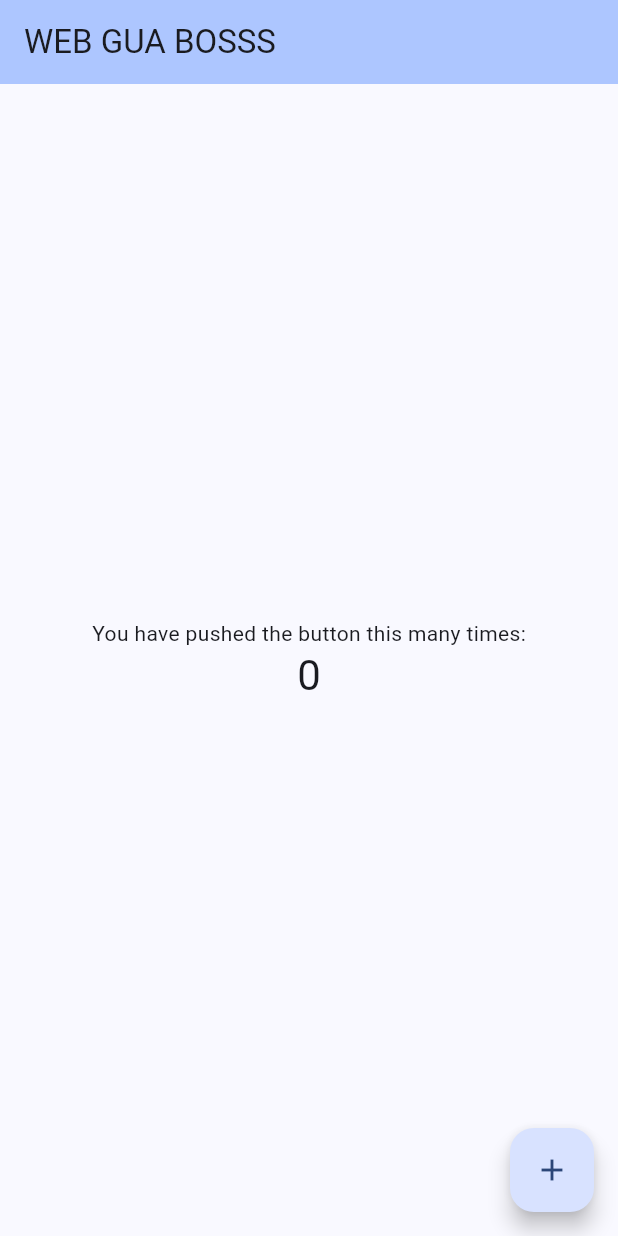
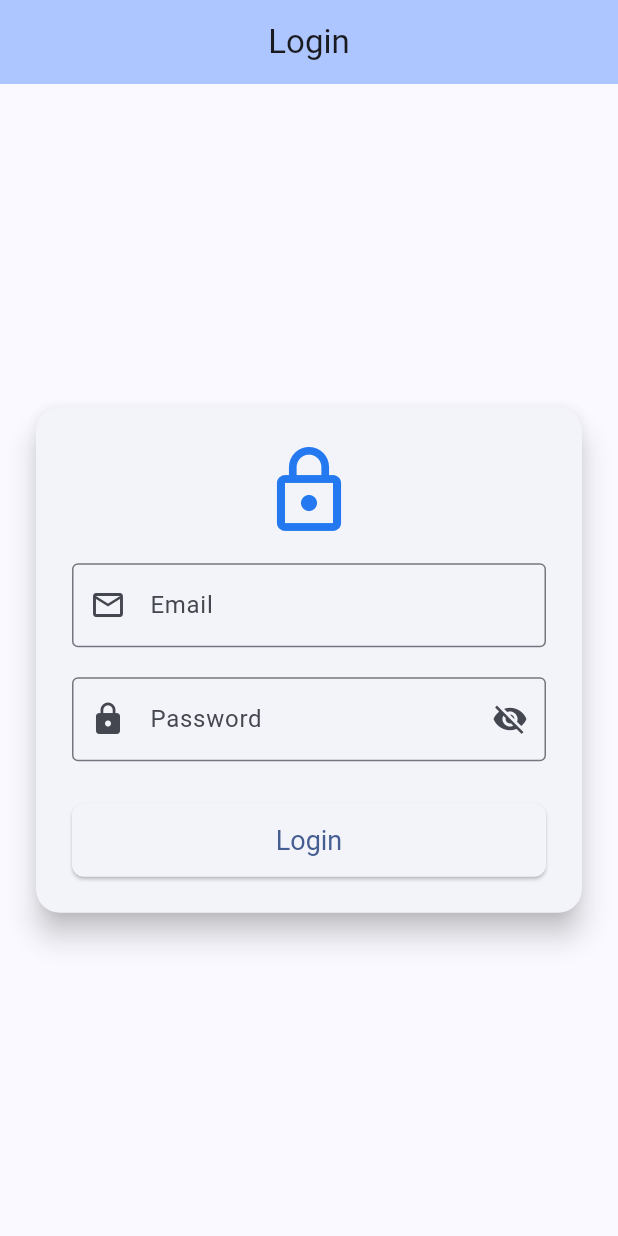
Before and after one commit to rahmatsigma/PAW-MART, a Flutter app: the screen it shows after launch, on a phone screen of 412 x 824 dp. Run offline on Flutter 3.47's test engine with Material 3 defaults, Android fonts, the light colour scheme and no system bars.

Commit message:
edit dikit

```diff
--- a/lib/main.dart
+++ b/lib/main.dart
@@ -7,61 +7,113 @@ void main() {
 class MyApp extends StatelessWidget {
   const MyApp({super.key});
 
-
   @override
   Widget build(BuildContext context) {
     return MaterialApp(
-      title: 'APALAH ',
+      title: 'Login Page',
+      debugShowCheckedModeBanner: false,
       theme: ThemeData(
-        colorScheme: ColorScheme.fromSeed(seedColor: const Color.fromARGB(255, 36, 121, 241)),
+        colorScheme: ColorScheme.fromSeed(
+          seedColor: const Color.fromARGB(255, 36, 121, 241),
+        ),
       ),
-      home: const MyHomePage(title: 'WEB GUA BOSSS'),
+      home: const LoginPage(),
     );
   }
 }
 
-class MyHomePage extends StatefulWidget {
-  const MyHomePage({super.key, required this.title});
-
-  final String title;
+class LoginPage extends StatefulWidget {
+  const LoginPage({super.key});
 
   @override
-  State<MyHomePage> createState() => _MyHomePageState();
+  State<LoginPage> createState() => _LoginPageState();
 }
 
-class _MyHomePageState extends State<MyHomePage> {
-  int _counter = 0;
-
-  void _incrementCounter() {
-    setState(() {
-      _counter++;
-    });
-  }
+class _LoginPageState extends State<LoginPage> {
+  final TextEditingController _emailController = TextEditingController();
+  final TextEditingController _passwordController = TextEditingController();
+  bool _obscurePassword = true;
 
   @override
   Widget build(BuildContext context) {
     return Scaffold(
       appBar: AppBar(
         backgroundColor: Theme.of(context).colorScheme.inversePrimary,
-        title: Text(widget.title),
+        title: const Text('Login'),
+        centerTitle: true,
       ),
       body: Center(
-        child: Column(
-          mainAxisAlignment: MainAxisAlignment.center,
-          children: <Widget>[
-            const Text('You have pushed the button this many times:'),
-            Text(
-              '$_counter',
-              style: Theme.of(context).textTheme.headlineMedium,
+        child: SingleChildScrollView(
+          child: Card(
+            elevation: 8,
+            margin: const EdgeInsets.symmetric(horizontal: 24, vertical: 32),
+            shape: RoundedRectangleBorder(
+              borderRadius: BorderRadius.circular(16),
             ),
-          ],
+            child: Padding(
+              padding: const EdgeInsets.all(24.0),
+              child: Column(
+                mainAxisSize: MainAxisSize.min,
+                children: [
+                  const Icon(
+                    Icons.lock_outline,
+                    size: 64,
+                    color: Color.fromARGB(255, 36, 121, 241),
+                  ),
+                  const SizedBox(height: 16),
+                  TextField(
+                    controller: _emailController,
+                    decoration: const InputDecoration(
+                      labelText: 'Email',
+                      prefixIcon: Icon(Icons.email_outlined),
+                      border: OutlineInputBorder(),
+                    ),
+                    keyboardType: TextInputType.emailAddress,
+                  ),
+                  const SizedBox(height: 20),
+                  TextField(
+                    controller: _passwordController,
+                    obscureText: _obscurePassword,
+                    decoration: InputDecoration(
+                      labelText: 'Password',
+                      prefixIcon: const Icon(Icons.lock),
+                      border: const OutlineInputBorder(),
+                      suffixIcon: IconButton(
+                        icon: Icon(
+                          _obscurePassword
+                              ? Icons.visibility_off
+                              : Icons.visibility,
+                        ),
+                        onPressed: () {
+                          setState(() {
+                            _obscurePassword = !_obscurePassword;
+                          });
+                        },
+                      ),
+                    ),
+                  ),
+                  const SizedBox(height: 28),
+                  SizedBox(
+                    width: double.infinity,
+                    child: ElevatedButton(
+                      onPressed: () {
+                        // Implement login logic here
+                      },
+                      child: const Text('Login'),
+                      style: ElevatedButton.styleFrom(
+                        padding: const EdgeInsets.symmetric(vertical: 14),
+                        textStyle: const TextStyle(fontSize: 18),
+                        shape: RoundedRectangleBorder(
+                          borderRadius: BorderRadius.circular(8),
+                        ),
+                      ),
+                    ),
+                  ),
+                ],
+              ),
+            ),
+          ),
         ),
-
-      ),
-      floatingActionButton: FloatingActionButton(
-        onPressed: _incrementCounter,
-        tooltip: 'Increment',
-        child: const Icon(Icons.add),
       ),
     );
   }
```
